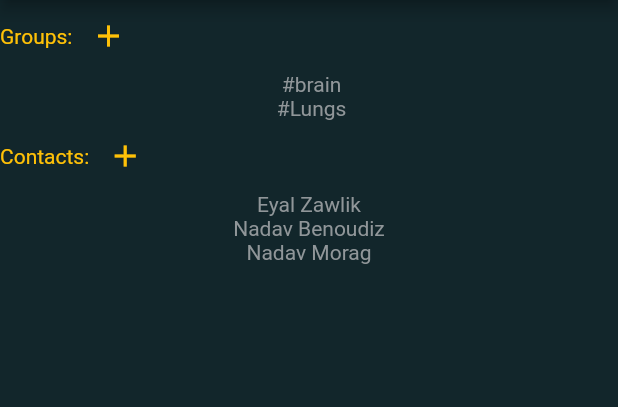
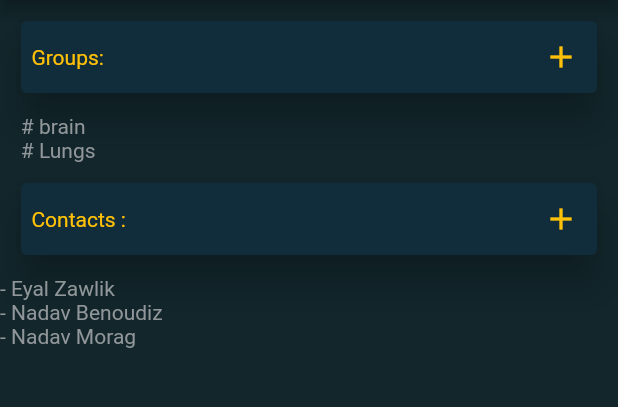
Before and after one commit to nadav-beno/zebra_app, a Flutter app: the Messages screen opened by its route, on a phone screen of 412 x 824 dp, the part 84-491 px from its top. Run offline on Flutter 3.47's test engine with Material 2 defaults, Android fonts, the light colour scheme and no system bars.

Commit message:
msgs design

```diff
--- a/lib/Pages/Messages.dart
+++ b/lib/Pages/Messages.dart
@@ -1,3 +1,4 @@
+import 'package:flutter/cupertino.dart';
 import 'package:flutter/material.dart';
 import 'package:zebra_app/Components/Services/contact.dart';
 import 'package:zebra_app/Components/Services/tagGroup.dart';
@@ -107,10 +108,17 @@ class _MessagesState extends State<Messages> {
         ),
         body: SingleChildScrollView(
           child: Column(
+            crossAxisAlignment: CrossAxisAlignment.start,
             children: <Widget>[
-              Row(
+              Padding(
+                padding: const EdgeInsets.all(10),
+                child: Card(
+                  color: Color(0xff112d3b),
+                  elevation: 10,
+                  child: Row(
+                    mainAxisAlignment: MainAxisAlignment.spaceBetween,
                     children: <Widget>[
-                  Text('Groups:',
+                      Text('  Groups:',
                         style: TextStyle(color: Colors.amber),
                       ),
                       IconButton(
@@ -119,30 +127,40 @@ class _MessagesState extends State<Messages> {
                       )
                     ],
                   ),
-              Text(' #${tagGroups(groupName: 'brain', contacts: []).groupName}',
+                ),
+              ),
+              Text('    # ${tagGroups(groupName: 'brain', contacts: []).groupName}',
                 style: TextStyle(color: Color(0xff909699)),
               ),
-              Text(' #${tagGroups(groupName: 'Lungs', contacts: []).groupName}',
+              Text('    # ${tagGroups(groupName: 'Lungs', contacts: []).groupName}',
                 style: TextStyle(color: Color(0xff909699)),
               ),
-              Row(
+              Padding(
+                padding: const EdgeInsets.all(10),
+                child: Card(
+                  color: Color(0xff112d3b),
+                  elevation: 10,
+                  child: Row(
+                    mainAxisAlignment: MainAxisAlignment.spaceBetween,
                     children: <Widget>[
-                  Text('Contacts:',
+                      Text('  Contacts :',
                         style: TextStyle(color: Colors.amber),
                       ),
                       IconButton(
                         onPressed: (){},
-                    icon: const Icon(Icons.add, color: Colors.amber,),
+                        icon: const Icon(Icons.add, color: Colors.amber),
                       )
                     ],
                   ),
-              Text(contact(name: 'Eyal Zawlik').name,
+                ),
+              ),
+              Text('- ${contact(name: 'Eyal Zawlik').name}',
                 style: TextStyle(color: Color(0xff909699)),
               ),
-              Text(contact(name: 'Nadav Benoudiz').name,
+              Text('- ${contact(name: 'Nadav Benoudiz').name}',
                   style: TextStyle(color: Color(0xff909699)),
               ),
-              Text(contact(name: 'Nadav Morag').name,
+              Text('- ${contact(name: 'Nadav Morag').name}',
                 style: TextStyle(color: Color(0xff909699)),
               ),
             ],
```
Lines whose indentation alone changed are shown as unchanged.
